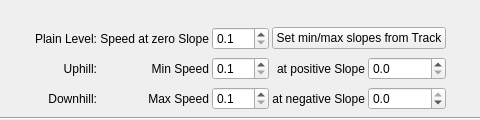
Old version of the form src/qmapshack/gis/trk/filter/IFilterSpeed.ui in the repository Maproom/qmapshack; both pictures show x 228 to 708 and y 0 to 120 of the 913 by 120 pixel window.
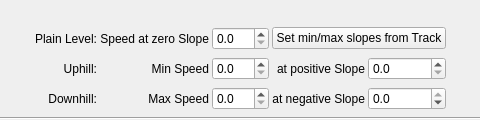
New version of the form. Icons and pictures are not drawn.

Patch:
```diff
--- a/src/qmapshack/gis/trk/filter/IFilterSpeed.ui
+++ b/src/qmapshack/gis/trk/filter/IFilterSpeed.ui
@@ -334,7 +334,7 @@
                <number>1</number>
               </property>
               <property name="minimum">
-               <double>0.100000000000000</double>
+               <double>0.000000000000000</double>
               </property>
               <property name="maximum">
                <double>100.000000000000000</double>
@@ -342,6 +342,9 @@
               <property name="singleStep">
                <double>0.100000000000000</double>
               </property>
+              <property name="value">
+               <double>0.000000000000000</double>
+              </property>
              </widget>
             </item>
             <item row="2" column="3">
@@ -419,7 +422,7 @@
                <number>1</number>
               </property>
               <property name="minimum">
-               <double>0.100000000000000</double>
+               <double>0.000000000000000</double>
               </property>
               <property name="maximum">
                <double>100.000000000000000</double>
@@ -428,7 +431,7 @@
                <double>0.100000000000000</double>
               </property>
               <property name="value">
-               <double>0.100000000000000</double>
+               <double>0.000000000000000</double>
               </property>
              </widget>
             </item>
@@ -470,7 +473,7 @@
                <number>1</number>
               </property>
               <property name="minimum">
-               <double>0.100000000000000</double>
+               <double>0.000000000000000</double>
               </property>
               <property name="maximum">
                <double>100.000000000000000</double>
@@ -478,6 +481,9 @@
               <property name="singleStep">
                <double>0.100000000000000</double>
               </property>
+              <property name="value">
+               <double>0.000000000000000</double>
+              </property>
              </widget>
             </item>
             <item row="1" column="3" colspan="2">
```
